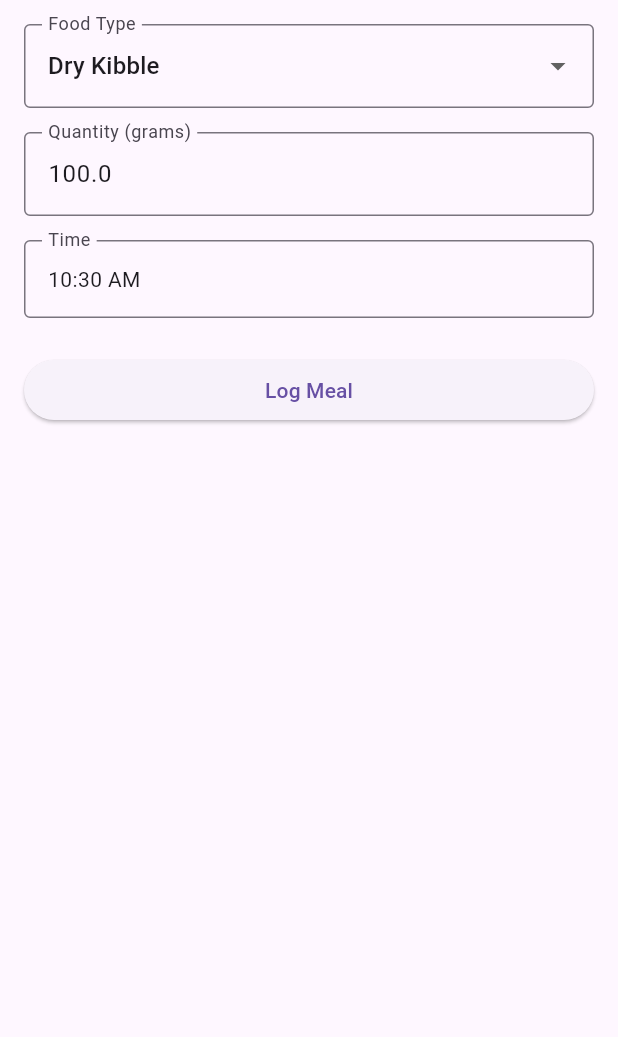
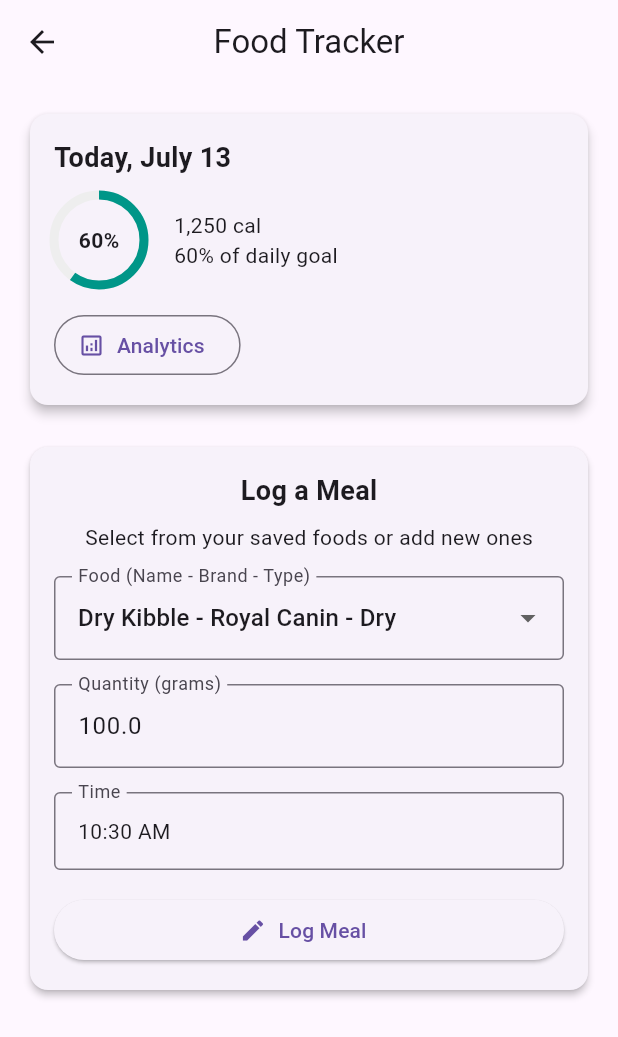
Before and after one commit to nands0610/Pet-Health-Monitor-App, a Flutter app: the FoodPage screen opened directly, on a phone screen of 412 x 824 dp. Shown: the top 1037 px of the screen. Run offline on Flutter 3.47's test engine with Material 3 defaults, Android fonts, the phone set to English and light mode, and no system bars; our stand-ins replace cloud_firestore, firebase_core, fl_chart, shared_preferences, table_calendar; accounts and stored records are empty.

Commit message:
Refactor FoodPage layout and improve meal logging functionality

```diff
--- a/lib/pages/food-page/food_page.dart
+++ b/lib/pages/food-page/food_page.dart
@@ -9,7 +9,7 @@ class FoodPage extends StatefulWidget {
 
 class _FoodPageState extends State<FoodPage> {
   final _formKey = GlobalKey<FormState>();
-  String _selectedFood = 'Dry Kibble';
+  String _selectedFood = 'Dry Kibble - Royal Canin - Dry';
   double _quantity = 100;
   TimeOfDay _time = TimeOfDay.now();
 
@@ -28,7 +28,7 @@ class _FoodPageState extends State<FoodPage> {
   void _submit() {
     if (_formKey.currentState!.validate()) {
       ScaffoldMessenger.of(context).showSnackBar(
-        const SnackBar(content: Text('Meal logged (placeholder).')),
+        const SnackBar(content: Text('Meal logged successfully.')),
       );
     }
   }
@@ -37,22 +37,93 @@ class _FoodPageState extends State<FoodPage> {
   Widget build(BuildContext context) {
     final timeLabel = _time.format(context);
 
-    return Padding(
+    return Scaffold(
+      appBar: AppBar(
+        title: const Text('Food Tracker'),
+        centerTitle: true,
+      ),
+      body: SingleChildScrollView(
         padding: const EdgeInsets.all(16),
-      child: Form(
+        child: Column(
+          crossAxisAlignment: CrossAxisAlignment.start,
+          children: [
+            Card(
+              elevation: 3,
+              shape: RoundedRectangleBorder(
+                borderRadius: BorderRadius.circular(12),
+              ),
+              child: Padding(
+                padding: const EdgeInsets.all(16.0),
+                child: Column(
+                  crossAxisAlignment: CrossAxisAlignment.start,
+                  children: [
+                    const Text('Today, July 13', style: TextStyle(fontSize: 18, fontWeight: FontWeight.bold)),
+                    const SizedBox(height: 12),
+                    Row(
+                      children: [
+                        Stack(
+                          alignment: Alignment.center,
+                          children: [
+                            SizedBox(
+                              width: 60,
+                              height: 60,
+                              child: CircularProgressIndicator(
+                                value: 0.6,
+                                strokeWidth: 6,
+                                backgroundColor: Colors.grey[200],
+                                color: Colors.teal,
+                              ),
+                            ),
+                            const Text('60%', style: TextStyle(fontWeight: FontWeight.bold)),
+                          ],
+                        ),
+                        const SizedBox(width: 20),
+                        const Text('1,250 cal\n60% of daily goal', style: TextStyle(fontSize: 14)),
+                      ],
+                    ),
+                    const SizedBox(height: 16),
+                    OutlinedButton.icon(
+                      icon: const Icon(Icons.analytics_outlined),
+                      label: const Text('Analytics'),
+                      onPressed: () {},
+                    ),
+                  ],
+                ),
+              ),
+            ),
+            const SizedBox(height: 20),
+            Card(
+              elevation: 2,
+              shape: RoundedRectangleBorder(
+                borderRadius: BorderRadius.circular(12),
+              ),
+              child: Padding(
+                padding: const EdgeInsets.all(16.0),
+                child: Column(
+                  crossAxisAlignment: CrossAxisAlignment.start,
+                  children: [
+                    const Center(
+                      child: Text('Log a Meal', style: TextStyle(fontSize: 18, fontWeight: FontWeight.w600)),
+                    ),
+                    const SizedBox(height: 8),
+                    const Center(
+                      child: Text('Select from your saved foods or add new ones'),
+                    ),
+                    const SizedBox(height: 16),
+                    Form(
                       key: _formKey,
-        child: ListView(
+                      child: Column(
                         children: [
                           DropdownButtonFormField<String>(
                             value: _selectedFood,
                             items: const [
-                DropdownMenuItem(value: 'Dry Kibble', child: Text('Dry Kibble')),
-                DropdownMenuItem(value: 'Wet Food', child: Text('Wet Food')),
-                DropdownMenuItem(value: 'Treats', child: Text('Treats')),
+                              DropdownMenuItem(value: 'Dry Kibble - Royal Canin - Dry', child: Text('Dry Kibble - Royal Canin - Dry')),
+                              DropdownMenuItem(value: 'Wet Food - Hill\'s Science - Wet', child: Text('Wet Food - Hill\'s Science - Wet')),
+                              DropdownMenuItem(value: 'Treats - Blue Buffalo - Snack', child: Text('Treats - Blue Buffalo - Snack')),
                             ],
                             onChanged: (val) => setState(() => _selectedFood = val!),
                             decoration: const InputDecoration(
-                labelText: 'Food Type',
+                              labelText: 'Food (Name - Brand - Type)',
                               border: OutlineInputBorder(),
                             ),
                           ),
@@ -87,12 +158,20 @@ class _FoodPageState extends State<FoodPage> {
                               child: Text(timeLabel),
                             ),
                           ),
-            const SizedBox(height: 24),
+                          const SizedBox(height: 16),
                           SizedBox(
                             width: double.infinity,
-              child: ElevatedButton(
+                            child: ElevatedButton.icon(
+                              icon: const Icon(Icons.edit),
+                              label: const Text('Log Meal'),
                               onPressed: _submit,
-                child: const Text('Log Meal'),
+                            ),
+                          ),
+                        ],
+                      ),
+                    ),
+                  ],
+                ),
               ),
             ),
           ],
```
Lines whose indentation alone changed are shown as unchanged.
